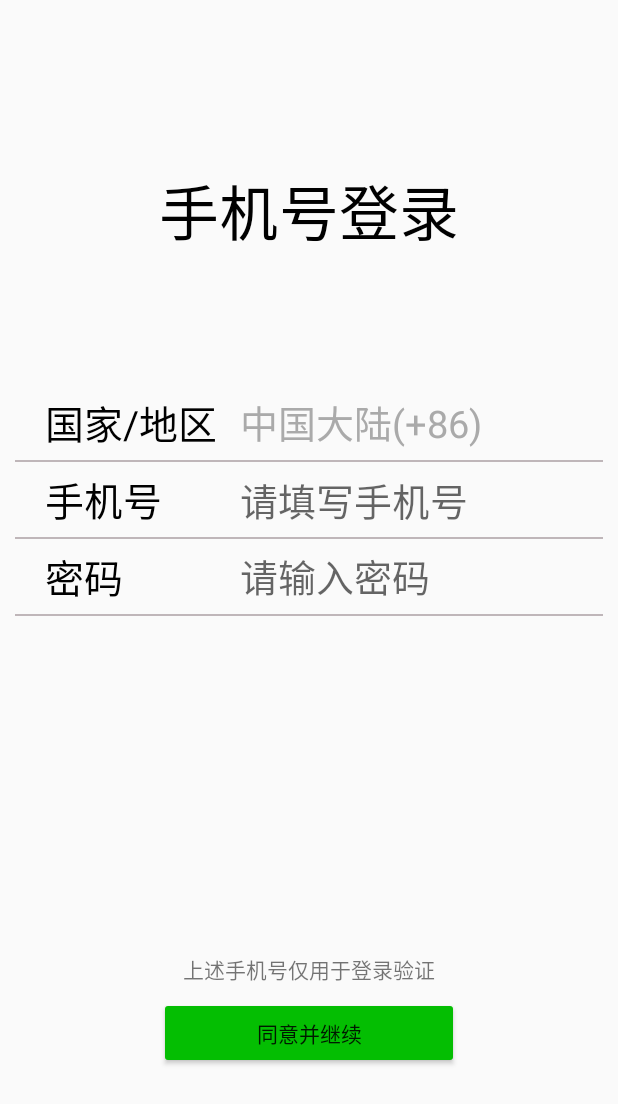
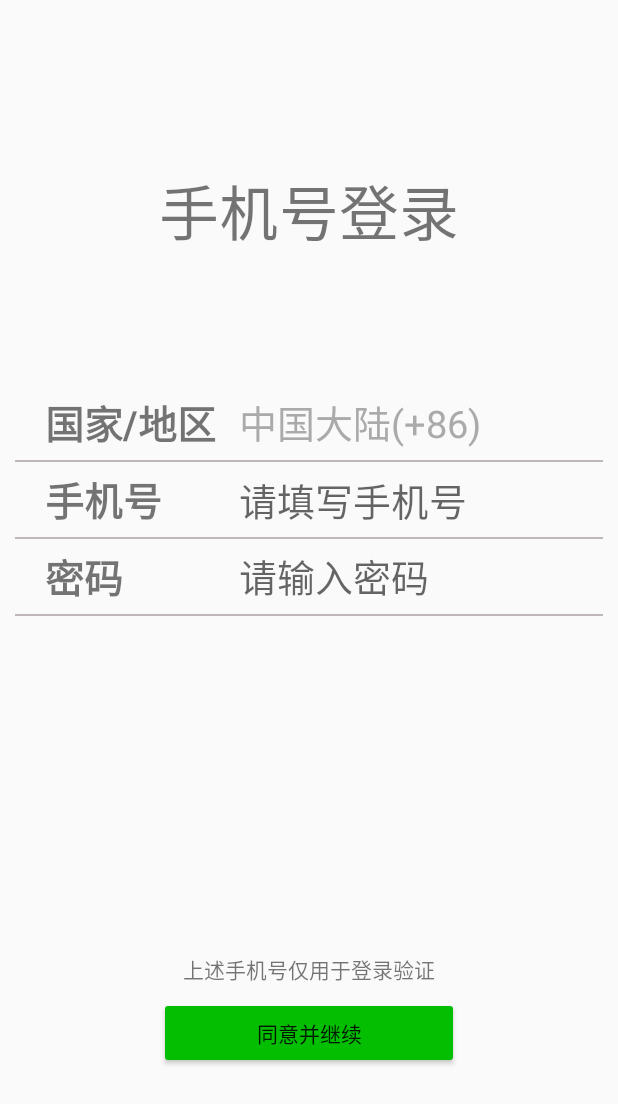
Before and after one commit to etoyz/AndroidLearn, an Android app: the LoginActivity screen opened directly, with no data from a screen before it, on a phone screen of 412 x 824 dp. Shown: the top 1104 px of the screen. Run offline under Robolectric (Android 15) with nearby library versions, the phone set to English and light mode, and no system bars.

Commit message:
remove hardcode color

```diff
--- a/LoginDemo/src/main/res/layout/activity_login.xml
+++ b/LoginDemo/src/main/res/layout/activity_login.xml
@@ -19,7 +19,6 @@
         android:layout_weight="1"
         android:text="@string/login_by_phone_number"
         android:textAlignment="center"
-        android:textColor="@color/black"
         android:textSize="40sp" />
 
     <!--使用相对布局设计输入框部分，更容易对齐每个元素，使得看起来更协调-->
@@ -36,8 +35,8 @@
             android:layout_marginStart="30dp"
             android:labelFor="@+id/location_input"
             android:text="@string/country_or_region"
-            android:textColor="@color/black"
-            android:textSize="26sp" />
+            android:textSize="26sp"
+            android:textStyle="bold" />
 
         <EditText
             android:id="@+id/location_input"
@@ -75,8 +74,8 @@
             android:layout_alignStart="@+id/i11"
             android:labelFor="@+id/phone_input"
             android:text="@string/mobile_number"
-            android:textColor="@color/black"
-            android:textSize="26sp" />
+            android:textSize="26sp"
+            android:textStyle="bold" />
 
         <EditText
             android:id="@+id/phone_input"
@@ -112,8 +111,8 @@
             android:layout_alignStart="@+id/i11"
             android:labelFor="@+id/password_input"
             android:text="@string/password"
-            android:textColor="@color/black"
-            android:textSize="26sp" />
+            android:textSize="26sp"
+            android:textStyle="bold" />
 
         <EditText
             android:id="@+id/password_input"
@@ -126,7 +125,6 @@
             android:background="@null"
             android:hint="@string/enter_password"
             android:inputType="textPassword"
-            android:textColor="@android:color/darker_gray"
             android:textSize="25sp" />
 
         <View
```
Also changed, not shown: LoginDemo/src/main/res/layout/activity_sign_up.xml (+3 -8 lines).
